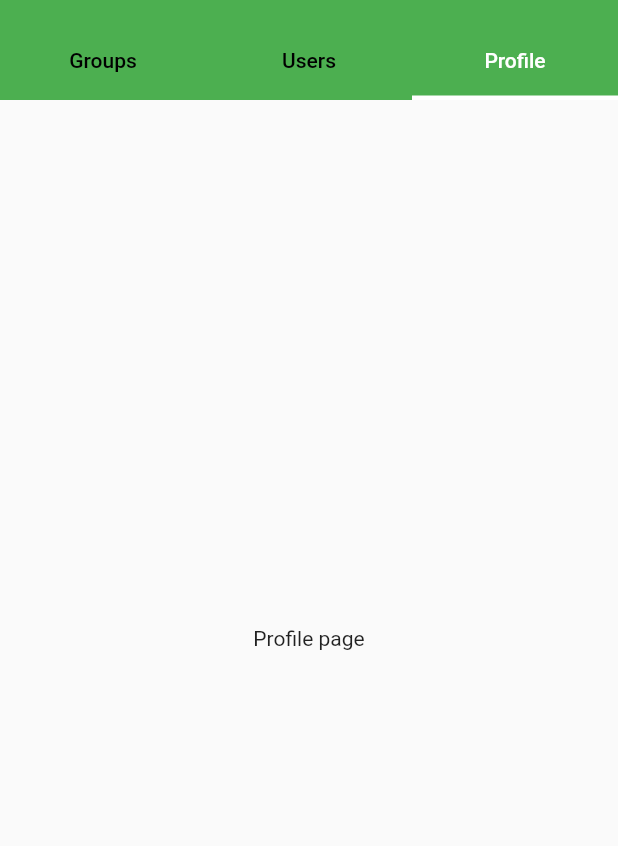
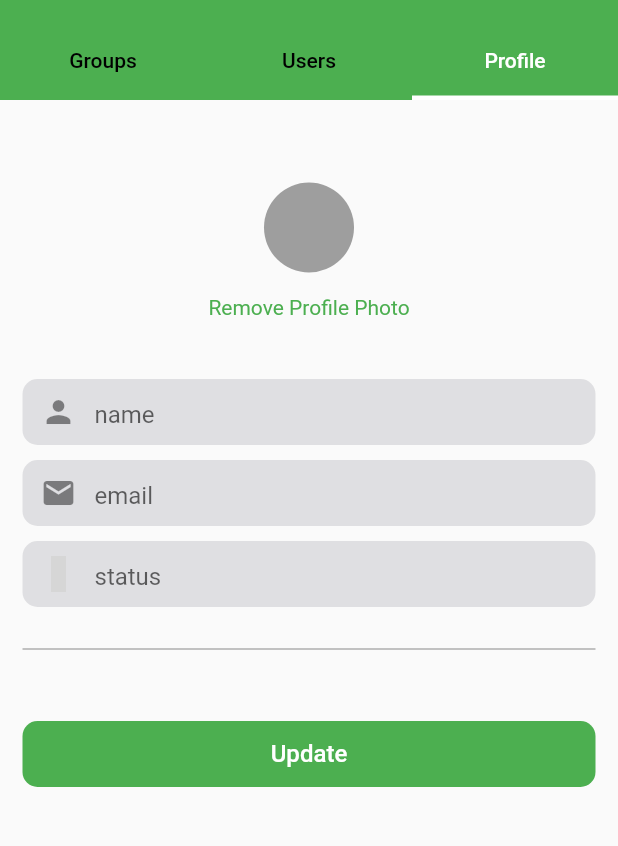
Before and after one commit to sanyogsr/chitgoja_chat_app, a Flutter app: the screen it shows after launch, swiped to page 3, on a phone screen of 412 x 824 dp, the part 59-905 px from its top. Run offline on Flutter 3.47's test engine with Material 2 defaults, Android fonts, the light colour scheme and no system bars; our stand-ins replace firebase_core, flutter_vector_icons; missing offline and left inert: dart:ffi; accounts and stored records are empty; grey boxes are pictures that could not be loaded.

Commit message:
ui completed

```diff
--- a/lib/const.dart
+++ b/lib/const.dart
@@ -4,4 +4,6 @@ class PageConst {
   static const String forgotPasswordPage = 'forgotPasswordPage';
   static const String loginPage = 'loginPage';
   static const String registerPage = 'registerPage';
+  static const String createNewGroupPage = 'createNewGroupPage';
+  static const String singleChatPage = 'singleChatPage';
 }
--- a/lib/features/presentation/pages/home_page.dart
+++ b/lib/features/presentation/pages/home_page.dart
@@ -98,7 +98,7 @@ class _HomePageState extends State<HomePage> {
     return SafeArea(
       child: Container(
         // margin: EdgeInsets.only(top: 25),
-        // height: 40,
+        height: 60,
         decoration: BoxDecoration(color: Colors.white, boxShadow: [
           BoxShadow(
             color: Colors.transparent,
--- a/lib/features/presentation/pages/profile_page.dart
+++ b/lib/features/presentation/pages/profile_page.dart
@@ -1,14 +1,79 @@
+import 'package:chitgoja/features/presentation/widgets/container_button_widget.dart';
+import 'package:chitgoja/features/presentation/widgets/text_field_widget.dart';
+import 'package:chitgoja/features/presentation/widgets/theme/style.dart';
 import 'package:flutter/material.dart';
+import 'package:flutter_vector_icons/flutter_vector_icons.dart';
 
-class ProfilePage extends StatelessWidget {
+class ProfilePage extends StatefulWidget {
   const ProfilePage({Key? key}) : super(key: key);
 
   @override
+  State<ProfilePage> createState() => _ProfilePageState();
+}
+
+class _ProfilePageState extends State<ProfilePage> {
+  TextEditingController _nameController = TextEditingController();
+  TextEditingController _emailController = TextEditingController();
+  TextEditingController _descriptionController = TextEditingController();
+  @override
   Widget build(BuildContext context) {
     return Container(
-      child: Center(
-        child: Text('Profile page'),
-      ),
-    );
+        padding: EdgeInsets.all(15),
+        child: Column(
+          children: [
+            SizedBox(
+              height: 40,
+            ),
+            Container(
+              height: 60,
+              width: 60,
+              decoration:
+                  BoxDecoration(shape: BoxShape.circle, color: Colors.grey),
+              child: Text(""),
+            ),
+            SizedBox(
+              height: 15,
+            ),
+            Text(
+              "Remove Profile Photo",
+              style: TextStyle(color: primaryColor),
+            ),
+            SizedBox(
+              height: 40,
+            ),
+            TextFieldWidget(
+                hintText: "name",
+                prefixIcon: Icons.person,
+                controller: _nameController,
+                keyboardType: TextInputType.text),
+            SizedBox(
+              height: 10,
+            ),
+            TextFieldWidget(
+                hintText: "email",
+                prefixIcon: Icons.email,
+                controller: _emailController,
+                keyboardType: TextInputType.emailAddress),
+            SizedBox(
+              height: 10,
+            ),
+            TextFieldWidget(
+                hintText: "status",
+                prefixIcon: Zocial.statusnet,
+                controller: _descriptionController,
+                keyboardType: TextInputType.text),
+            SizedBox(
+              height: 20,
+            ),
+            Divider(
+              thickness: 1,
+              color: Colors.black.withOpacity(.3),
+            ),
+            SizedBox(
+              height: 40,
+            ),
+            ContainerButtonWidget(title: "Update")
+          ],
+        ));
   }
 }
--- a/lib/main.dart
+++ b/lib/main.dart
@@ -14,22 +14,20 @@ class MyApp extends StatelessWidget {
   @override
   Widget build(BuildContext context) {
     return MaterialApp(
-      title: 'Material App',
+      title: 'Chitgoja App',
       debugShowCheckedModeBanner: false,
       theme: ThemeData(
- primarySwatch: Colors.green
- ,
+        primarySwatch: Colors.green,
       ),
       onGenerateRoute: OnGenerateRoute.route,
 
       routes: {
-        "/":(context){
+        "/": (context) {
           return HomePage();
         }
       },
       initialRoute: '/',
       // home:
-
     );
   }
 }
```
Also changed, not shown: lib/features/presentation/pages/create_new_group_page.dart (added, +78 -0 lines), lib/features/presentation/pages/group_page.dart (+15 -3 lines), lib/features/presentation/pages/single_chat_page.dart (added, +113 -0 lines), lib/on_generate_route.dart (+11 -0 lines).
